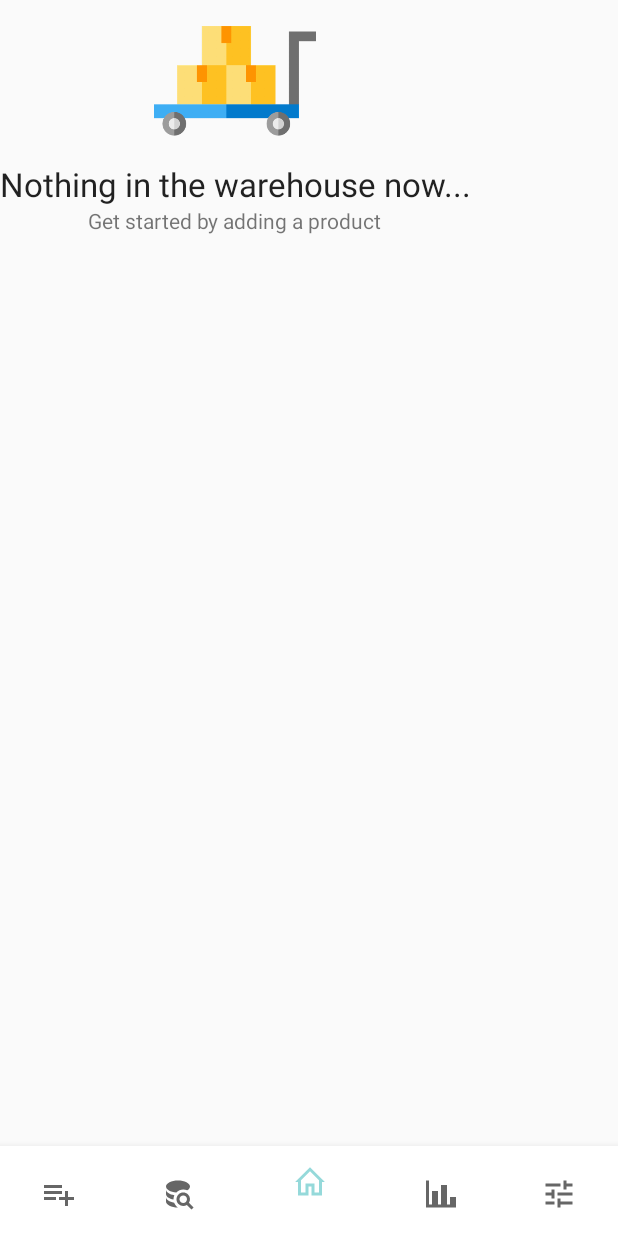
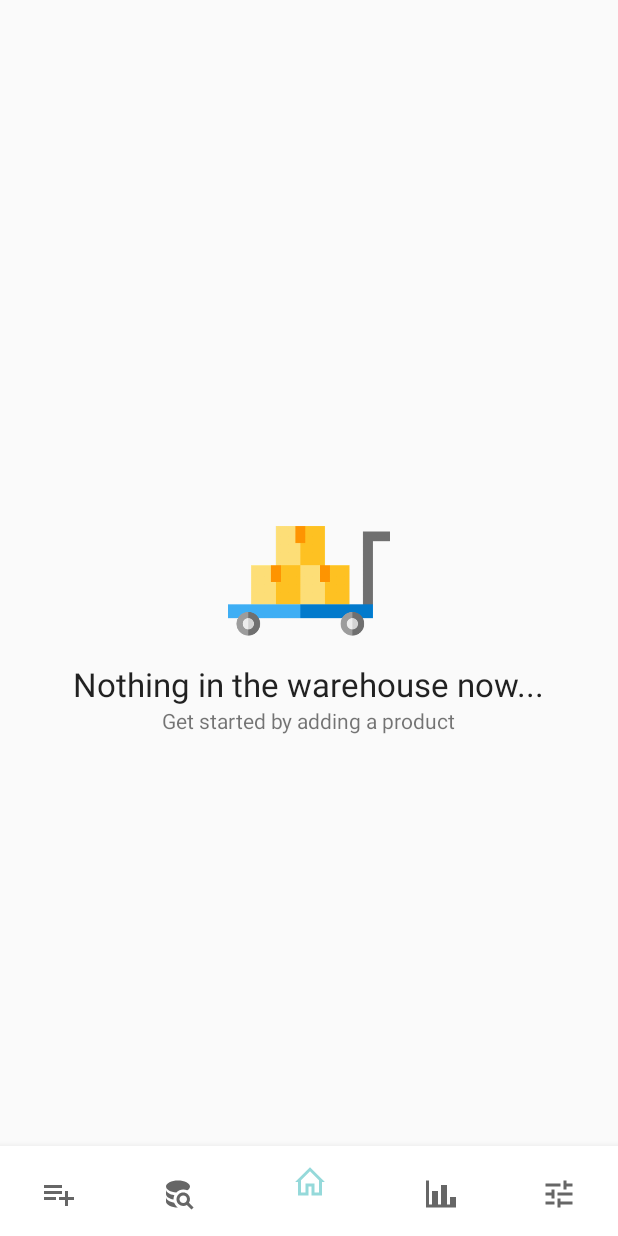
Before and after one commit to evanca/android-development_inventory, an Android app: the screen it shows after launch (MainActivity), on a phone screen of 412 x 824 dp. Run offline under Robolectric (Android 15) with nearby library versions, the phone set to English and light mode, and no system bars.

```diff
--- a/app/src/main/java/com/example/ivanna/inventory/MainActivity.java
+++ b/app/src/main/java/com/example/ivanna/inventory/MainActivity.java
@@ -1,5 +1,6 @@
 package com.example.ivanna.inventory;
 
+import android.animation.ObjectAnimator;
 import android.app.LoaderManager;
 import android.app.SearchManager;
 import android.content.ContentUris;
@@ -26,6 +27,7 @@ import android.view.View;
 import android.widget.AdapterView;
 import android.widget.AdapterView.OnItemClickListener;
 import android.widget.EditText;
+import android.widget.ImageView;
 import android.widget.ListView;
 import android.widget.SearchView;
 import android.widget.TextView;
@@ -107,6 +109,13 @@ public class MainActivity extends AppCompatActivity implements LoaderManager.Loa
         // Find and set empty view on the ListView, so that it only shows when the list has 0 items
         View emptyView = findViewById(R.id.empty_view);
         warehouseItems.setEmptyView(emptyView);
+        // Add animation to an empty view:
+        if (emptyView.getVisibility() == View.VISIBLE) {
+            ImageView i = findViewById(R.id.empty_view_image);
+            ObjectAnimator animation = ObjectAnimator.ofFloat(i, "translationX", 300f, -200f, 0f);
+            animation.setDuration(3500);
+            animation.start();
+        }
 
         // Setup cursor adapter
         mAdapter = new ProductCursorAdapter(this, null);
--- a/app/src/main/res/layout/content_main.xml
+++ b/app/src/main/res/layout/content_main.xml
@@ -19,13 +19,15 @@
 
     <!-- Empty view START -->
     <LinearLayout
+        android:layout_width="match_parent"
         android:id="@+id/empty_view"
-        android:layout_width="wrap_content"
-        android:layout_height="wrap_content"
+        android:layout_height="match_parent"
+        android:layout_gravity="center"
         android:gravity="center"
         android:orientation="vertical">
 
         <ImageView
+            android:id="@+id/empty_view_image"
             android:layout_width="@dimen/layout_width_small_108dp"
             android:layout_height="@dimen/layout_width_small_108dp"
             android:src="@drawable/logistics_delivery" />
```
